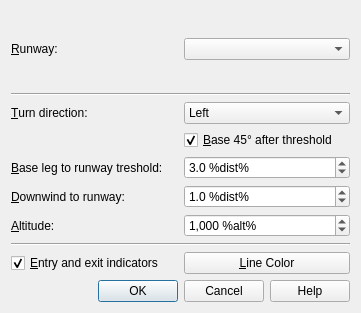
Old version of the form src/gui/trafficpatterndialog.ui in the repository albar965/littlenavmap.
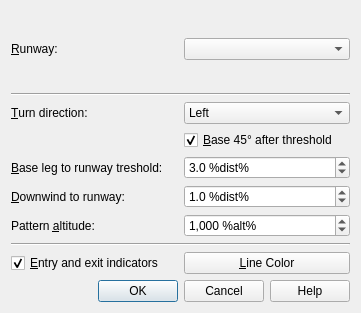
New version of the form.

Commit message: Now hiding details for airport pattern on higher zoom distances. Added tooltips to pattern circuit dialog.

What changed in the file:
```diff
--- a/src/gui/trafficpatterndialog.ui
+++ b/src/gui/trafficpatterndialog.ui
@@ -166,7 +166,7 @@
    <item row="9" column="0">
     <widget class="QLabel" name="labelTrafficPatternAltitude">
      <property name="text">
-      <string>&amp;Altitude:</string>
+      <string>Pattern &amp;altitude:</string>
      </property>
      <property name="buddy">
       <cstring>spinBoxTrafficPatternAltitude</cstring>
```
Left out of the diff: 15 changed lines with no effect on the pictures. The commit also changes 1 other file.
